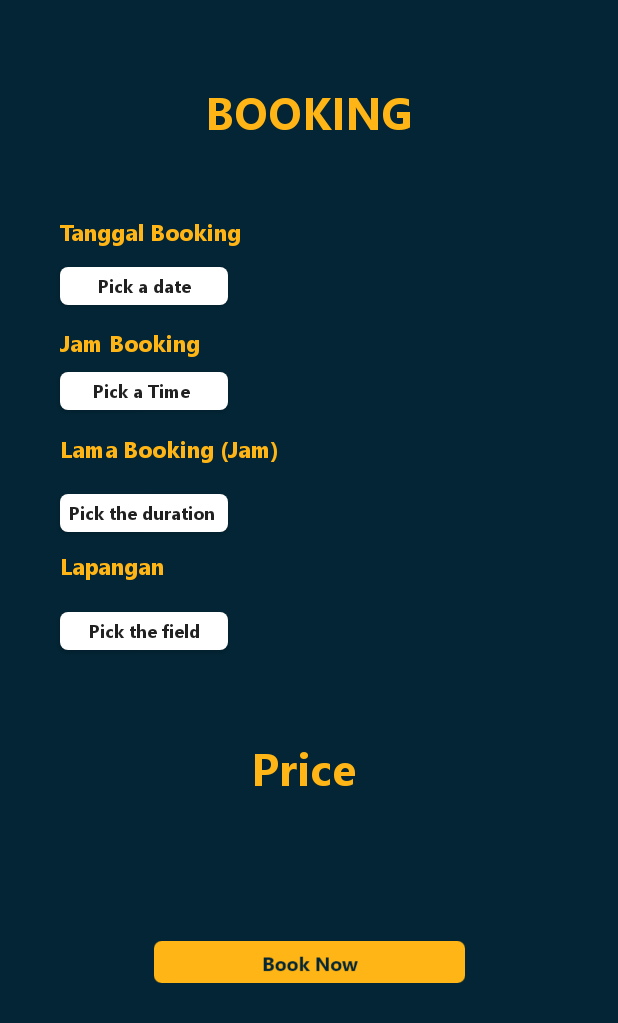
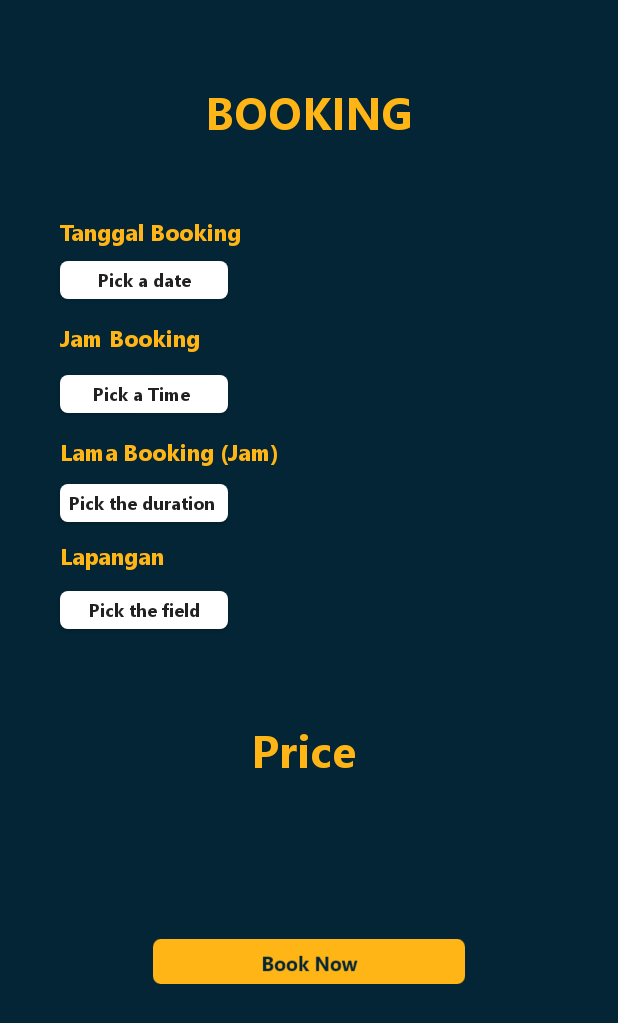
Before and after one commit to Pradypta/FutsalBookApp, an Android app: the layout activity_book.xml on its own in the app's theme, with its tools: preview values and no code run, on a phone screen of 412 x 824 dp. Shown: the top 1023 px of the screen. Run offline under Robolectric (Android 15) with nearby library versions, the phone set to English and light mode, and no system bars.

Commit message:
adding booking activity

```diff
--- a/app/src/main/AndroidManifest.xml
+++ b/app/src/main/AndroidManifest.xml
@@ -1,7 +1,8 @@
 <?xml version="1.0" encoding="utf-8"?>
 <manifest xmlns:android="http://schemas.android.com/apk/res/android"
     package="com.example.futsalbookapp">
-    <uses-permission android:name="android.permission.INTERNET"/>
+
+    <uses-permission android:name="android.permission.INTERNET" />
 
     <application
         android:allowBackup="true"
@@ -10,10 +11,11 @@
         android:roundIcon="@mipmap/ic_launcher_round"
         android:supportsRtl="true"
         android:theme="@style/AppTheme">
+        <activity android:name=".Book"></activity>
         <activity
             android:name=".Home"
             android:label="@string/title_activity_main2"
-            android:theme="@style/AppTheme.NoActionBar"></activity>
+            android:theme="@style/AppTheme.NoActionBar" />
         <activity android:name=".Home2" />
         <activity android:name=".MainActivity">
             <intent-filter>
--- /dev/null
+++ b/app/src/main/java/com/example/futsalbookapp/Book.kt
@@ -0,0 +1,12 @@
+package com.example.futsalbookapp
+
+import androidx.appcompat.app.AppCompatActivity
+import android.os.Bundle
+
+class Book : AppCompatActivity() {
+
+    override fun onCreate(savedInstanceState: Bundle?) {
+        super.onCreate(savedInstanceState)
+        setContentView(R.layout.activity_book)
+    }
+}
--- a/app/src/main/res/layout/booking_layout.xml
+++ b/app/src/main/res/layout/activity_book.xml
@@ -27,7 +27,7 @@
 
     <TextView
         android:id="@+id/textView16"
-        android:layout_width="match_parent"
+        android:layout_width="wrap_content"
         android:layout_height="wrap_content"
         android:layout_marginLeft="40dp"
         android:fontFamily="@font/segoeui_bold"
@@ -47,6 +47,7 @@
         android:id="@+id/btn_date"
         android:layout_width="112dp"
         android:layout_height="25dp"
+        android:layout_marginLeft="40dp"
         android:background="@drawable/btn_custom_2"
         android:fontFamily="@font/segoeui_bold"
         android:text="Pick a date"
@@ -54,10 +55,10 @@
         android:textSize="12dp"
         app:layout_constraintBottom_toBottomOf="parent"
         app:layout_constraintEnd_toEndOf="parent"
-        app:layout_constraintHorizontal_bias="0.133"
+        app:layout_constraintHorizontal_bias="0.0"
         app:layout_constraintStart_toStartOf="parent"
         app:layout_constraintTop_toBottomOf="@+id/textView16"
-        app:layout_constraintVertical_bias="0.02" />
+        app:layout_constraintVertical_bias="0.014" />
 
     <TextView
         android:id="@+id/textView17"
@@ -70,7 +71,6 @@
         android:textSize="15dp"
         app:layout_constraintBottom_toBottomOf="parent"
         app:layout_constraintEnd_toEndOf="parent"
-        app:layout_constraintHorizontal_bias="1.0"
         app:layout_constraintStart_toStartOf="parent"
         app:layout_constraintTop_toBottomOf="@+id/btn_date"
         app:layout_constraintVertical_bias="0.025">
@@ -81,6 +81,7 @@
         android:id="@+id/btn_hour"
         android:layout_width="112dp"
         android:layout_height="25dp"
+        android:layout_marginLeft="40dp"
         android:background="@drawable/btn_custom_2"
         android:fontFamily="@font/segoeui_bold"
         android:text="Pick a Time "
@@ -88,10 +89,10 @@
         android:textSize="12dp"
         app:layout_constraintBottom_toBottomOf="parent"
         app:layout_constraintEnd_toEndOf="parent"
-        app:layout_constraintHorizontal_bias="0.133"
+        app:layout_constraintHorizontal_bias="0.0"
         app:layout_constraintStart_toStartOf="parent"
         app:layout_constraintTop_toBottomOf="@+id/textView17"
-        app:layout_constraintVertical_bias="0.015" />
+        app:layout_constraintVertical_bias="0.025" />
 
     <TextView
         android:id="@+id/textView18"
@@ -115,6 +116,7 @@
         android:id="@+id/btn_lama"
         android:layout_width="112dp"
         android:layout_height="25dp"
+        android:layout_marginLeft="40dp"
         android:background="@drawable/btn_custom_2"
         android:fontFamily="@font/segoeui_bold"
         android:text="Pick the duration "
@@ -122,10 +124,10 @@
         android:textSize="12dp"
         app:layout_constraintBottom_toBottomOf="parent"
         app:layout_constraintEnd_toEndOf="parent"
-        app:layout_constraintHorizontal_bias="0.133"
+        app:layout_constraintHorizontal_bias="0.0"
         app:layout_constraintStart_toStartOf="parent"
         app:layout_constraintTop_toBottomOf="@+id/textView18"
-        app:layout_constraintVertical_bias="0.04" />
+        app:layout_constraintVertical_bias="0.022" />
 
     <TextView
         android:id="@+id/textView19"
@@ -148,6 +150,7 @@
         android:id="@+id/btn_lap"
         android:layout_width="112dp"
         android:layout_height="25dp"
+        android:layout_marginLeft="40dp"
         android:background="@drawable/btn_custom_2"
         android:fontFamily="@font/segoeui_bold"
         android:text="Pick the field"
@@ -155,10 +158,10 @@
         android:textSize="12dp"
         app:layout_constraintBottom_toBottomOf="parent"
         app:layout_constraintEnd_toEndOf="parent"
-        app:layout_constraintHorizontal_bias="0.133"
+        app:layout_constraintHorizontal_bias="0.0"
         app:layout_constraintStart_toStartOf="parent"
         app:layout_constraintTop_toBottomOf="@+id/textView19"
-        app:layout_constraintVertical_bias="0.048" />
+        app:layout_constraintVertical_bias="0.03" />
 
     <TextView
         android:id="@+id/txt_price"
@@ -179,8 +182,8 @@
 
     <Button
         android:id="@+id/btn_book"
-        android:layout_width="207dp"
-        android:layout_height="28dp"
+        android:layout_width="208dp"
+        android:layout_height="30dp"
         android:background="@drawable/btn_book"
         android:fontFamily="@font/segoeui_bold"
         android:textAllCaps="false"
--- a/app/src/main/res/layout/fragment_home.xml
+++ b/app/src/main/res/layout/fragment_home.xml
@@ -31,7 +31,7 @@
 
 
             <Button
-                android:id="@+id/button"
+                android:id="@+id/btn_book1"
                 android:layout_width="325dp"
                 android:layout_height="30dp"
                 android:layout_gravity="center"
@@ -42,7 +42,8 @@
                 android:textAllCaps="false"
                 android:textColor="@color/color_bg"
                 android:textSize="17dp"
-                android:textStyle="bold">
+                android:textStyle="bold"
+                android:onClick="book">
 
             </Button>
 
--- a/app/src/main/res/layout/nav_header_main2.xml
+++ b/app/src/main/res/layout/nav_header_main2.xml
@@ -5,6 +5,7 @@
     android:layout_height="@dimen/nav_header_height"
     xmlns:tools="http://schemas.android.com/tools"
     tools:context=".Home"
+
 
     android:gravity="bottom"
     android:orientation="vertical"
--- a/app/src/main/res/values/strings.xml
+++ b/app/src/main/res/values/strings.xml
@@ -10,7 +10,7 @@
     <string name="nav_header_desc">Navigation header</string>
     <string name="action_settings">Settings</string>
 
-    <string name="menu_home"  >Home</string>
+    <string name="menu_home">Home</string>
     <string name="menu_profile">Profile</string>
     <string name="menu_records">Records</string>
     <string name="menu_tools">Tools</string>
```
Also changed, not shown: app/src/main/java/com/example/futsalbookapp/Home.kt (+17 -6 lines).
